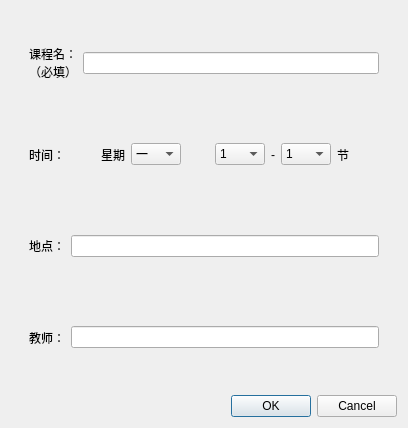
Before: the Qt Designer form addcourse.ui in pkuTrasond/CourseCalender, drawn with Qt 5.
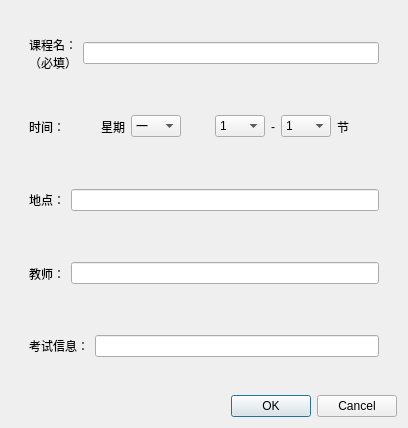
After: the same form once the commit is applied.

```diff
--- a/addcourse.ui
+++ b/addcourse.ui
@@ -338,6 +338,28 @@
         </layout>
        </widget>
       </item>
+      <item>
+       <widget class="QWidget" name="horizontalWidget" native="true">
+        <layout class="QHBoxLayout" name="horizontalLayout_5">
+         <item>
+          <widget class="QLabel" name="label">
+           <property name="maximumSize">
+            <size>
+             <width>60</width>
+             <height>30</height>
+            </size>
+           </property>
+           <property name="text">
+            <string>考试信息： </string>
+           </property>
+          </widget>
+         </item>
+         <item>
+          <widget class="QLineEdit" name="courseExamInfoEdit"/>
+         </item>
+        </layout>
+       </widget>
+      </item>
      </layout>
     </widget>
    </item>
```
